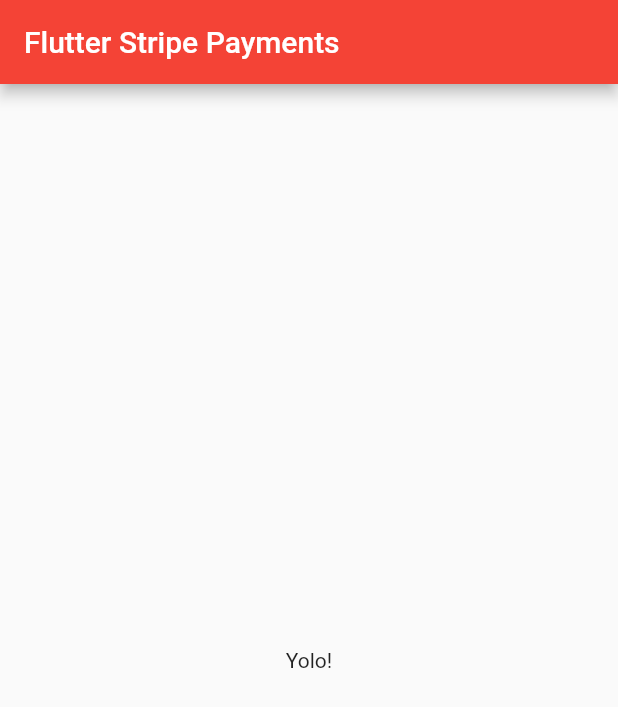
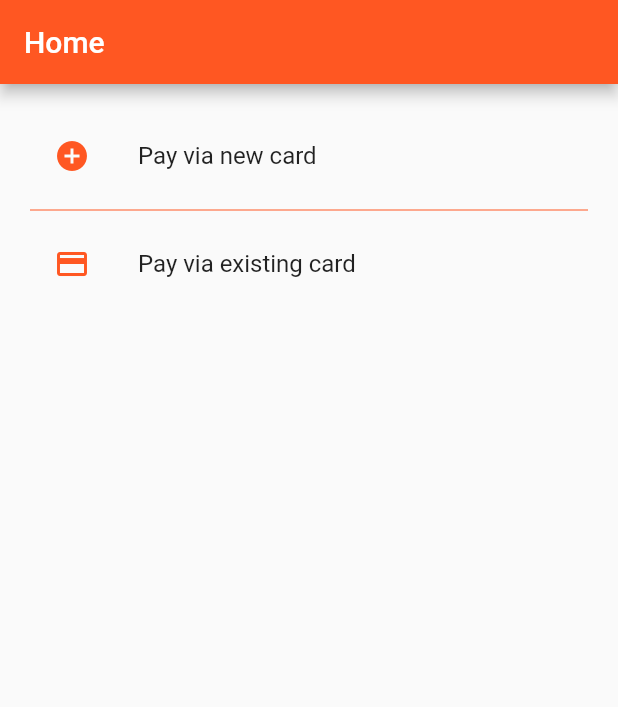
Before and after one commit to AhsanAyaz/flutter_stripe_payments, a Flutter app: the screen it shows after launch, on a phone screen of 412 x 824 dp. Shown: the top 707 px of the screen. Run offline on Flutter 3.47's test engine with Material 2 defaults, Android fonts, the phone set to English and light mode, and no system bars; our stand-ins replace flutter_credit_card.

Commit message:
feat(routes): implement routes and pages
implemented home page UI
implemented existing cards UI
created a stripe service that we'll work with in later videos
implemented basic routing (of course)

```diff
--- a/lib/main.dart
+++ b/lib/main.dart
@@ -1,4 +1,6 @@
 import 'package:flutter/material.dart';
+import 'package:flutter_stripe_payments/pages/existing-cards.dart';
+import 'package:flutter_stripe_payments/pages/home.dart';
 
 void main() => runApp(MyApp());
 
@@ -8,39 +10,13 @@ class MyApp extends StatelessWidget {
     return MaterialApp(
       title: 'Flutter Demo',
       theme: ThemeData(
-        primarySwatch: Colors.red,
+        primarySwatch: Colors.deepOrange,
       ),
-      home: MyHomePage(title: 'Flutter Stripe Payments'),
+      initialRoute: '/home',
+      routes: {
+        '/home': (context) => HomePage(),
+        '/existing-cards': (context) => ExistingCardsPage()
+      },
     );
   }
 }
-
-class MyHomePage extends StatefulWidget {
-  MyHomePage({Key key, this.title}) : super(key: key);
-  final String title;
-
-  @override
-  _MyHomePageState createState() => _MyHomePageState();
-}
-
-class _MyHomePageState extends State<MyHomePage> {
-
-  @override
-  Widget build(BuildContext context) {
-    return Scaffold(
-      appBar: AppBar(
-        title: Text(widget.title),
-      ),
-      body: Center(
-        child: Column(
-          mainAxisAlignment: MainAxisAlignment.center,
-          children: <Widget>[
-            Text(
-              'Yolo!',
-            ),
-          ],
-        ),
-      ),
-    );
-  }
-}
--- /dev/null
+++ b/lib/pages/home.dart
@@ -0,0 +1,78 @@
+import 'package:flutter/material.dart';
+import 'package:flutter_stripe_payments/services/payment-service.dart';
+
+class HomePage extends StatefulWidget {
+  HomePage({Key key}) : super(key: key);
+
+  @override
+  HomePageState createState() => HomePageState();
+}
+
+class HomePageState extends State<HomePage> {
+
+  onItemPress(BuildContext context, int index) {
+    switch(index) {
+      case 0:
+        var response = StripeService.payWithNewCard(
+          amount: '150',
+          currency: 'USD'
+        );
+        if (response.success == true) {
+          Scaffold.of(context).showSnackBar(
+            SnackBar(
+              content: Text(response.message),
+              duration: new Duration(milliseconds: 1200),
+            )
+          );
+        }
+        break;
+      case 1:
+        Navigator.pushNamed(context, '/existing-cards');
+        break;
+    }
+  }
+
+  @override
+  Widget build(BuildContext context) {
+    ThemeData theme = Theme.of(context);
+    return Scaffold(
+      appBar: AppBar(
+        title: Text('Home'),
+      ),
+      body: Container(
+        padding: EdgeInsets.all(20),
+        child: ListView.separated(
+          itemBuilder: (context, index) {
+            Icon icon;
+            Text text;
+
+            switch(index) {
+              case 0:
+                icon = Icon(Icons.add_circle, color: theme.primaryColor);
+                text = Text('Pay via new card');
+                break;
+              case 1:
+                icon = Icon(Icons.credit_card, color: theme.primaryColor);
+                text = Text('Pay via existing card');
+                break;
+            }
+
+            return InkWell(
+              onTap: () {
+                onItemPress(context, index);
+              },
+              child: ListTile(
+                title: text,
+                leading: icon,
+              ),
+            );
+          },
+          separatorBuilder: (context, index) => Divider(
+            color: theme.primaryColor,
+          ),
+          itemCount: 2
+        ),
+      ),
+    );;
+  }
+}
--- /dev/null
+++ b/lib/services/payment-service.dart
@@ -0,0 +1,29 @@
+
+class StripeTransactionResponse {
+  String message;
+  bool success;
+  StripeTransactionResponse({this.message, this.success});
+}
+
+class StripeService {
+  static String apiBase = 'https://api.stripe.com//v1';
+  static String secret = '';
+
+  static init() {
+
+  }
+
+  static StripeTransactionResponse payViaExistingCard({String amount, String currency, card}) {
+    return new StripeTransactionResponse(
+      message: 'Transaction successful',
+      success: true
+    );
+  }
+
+  static StripeTransactionResponse payWithNewCard({String amount, String currency}) {
+    return new StripeTransactionResponse(
+      message: 'Transaction successful',
+      success: true
+    );
+  }
+}
--- a/pubspec.yaml
+++ b/pubspec.yaml
@@ -19,6 +19,7 @@ environment:
 dependencies:
   flutter:
     sdk: flutter
+  flutter_credit_card: ^0.1.3
 
   # The following adds the Cupertino Icons font to your application.
   # Use with the CupertinoIcons class for iOS style icons.
```
Also changed, not shown: lib/pages/existing-cards.dart (added, +74 -0 lines), pubspec.lock.
